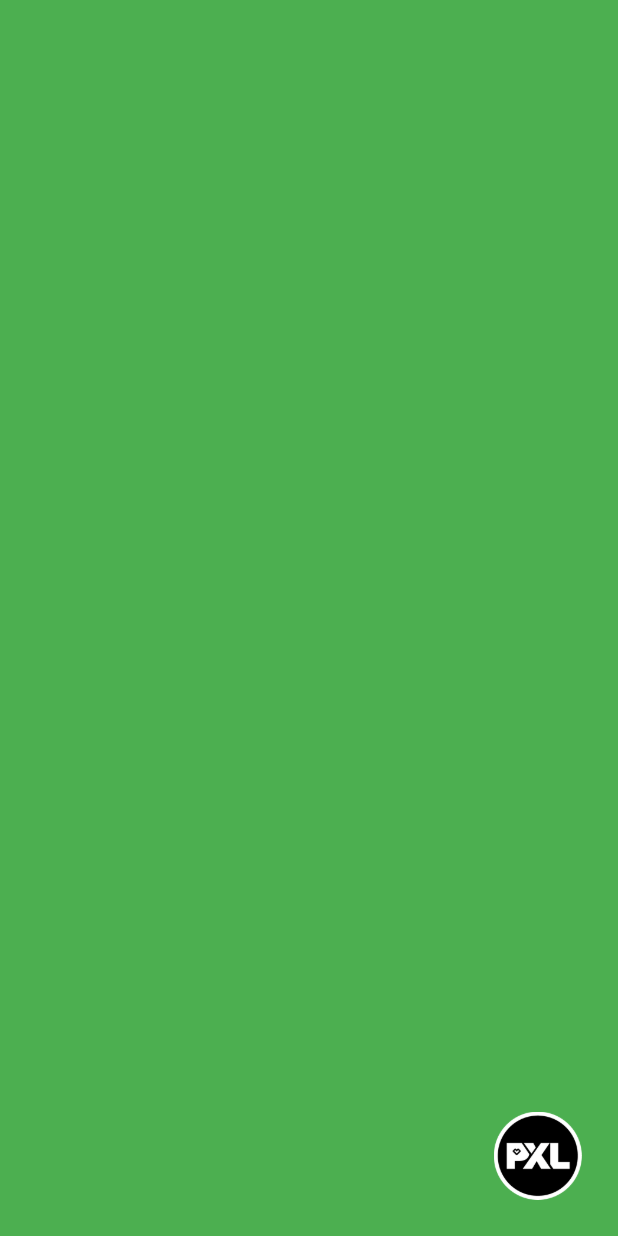
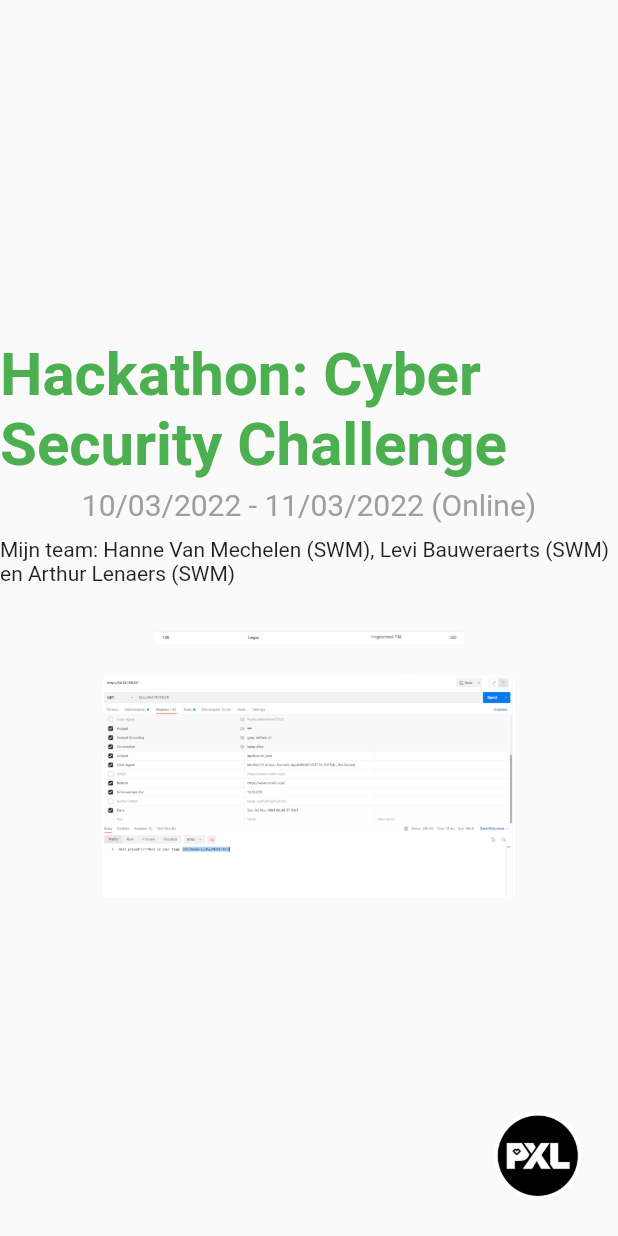
Before and after one commit to TomTruyen/I-Talent-Presentation, a Flutter app: the screen it shows after launch, swiped to page 4, on a phone screen of 412 x 824 dp. Run offline on Flutter 3.47's test engine with Material 2 defaults, Android fonts, the phone set to English and light mode, and no system bars.

Commit message:
feat: hackathon basic layout

```diff
--- a/lib/screens/hackathon.dart
+++ b/lib/screens/hackathon.dart
@@ -5,8 +5,36 @@ class Hackathon extends StatelessWidget {
 
   @override
   Widget build(BuildContext context) {
-    return Container(
-      color: Colors.green,
+    return Column(
+      mainAxisAlignment: MainAxisAlignment.center,
+      children: <Widget>[
+        const Text(
+          "Hackathon: Cyber Security Challenge",
+          style: TextStyle(
+            fontSize: 40,
+            fontWeight: FontWeight.bold,
+            color: Colors.green,
+          ),
+        ),
+        const SizedBox(height: 5),
+        const Text(
+          "10/03/2022 - 11/03/2022 (Online)",
+          style: TextStyle(color: Colors.grey, fontSize: 20),
+        ),
+        const SizedBox(height: 10),
+        const Text(
+            "Mijn team: Hanne Van Mechelen (SWM), Levi Bauweraerts (SWM) en Arthur Lenaers (SWM)"),
+        const SizedBox(height: 10),
+        Image.asset(
+          'assets/hackathon_scoreboard.png',
+          height: 50,
+          width: MediaQuery.of(context).size.width / 2,
+        ),
+        Image.asset(
+          'assets/hackathon_challenge_2.png',
+          width: MediaQuery.of(context).size.width / 1.5,
+        ),
+      ],
     );
   }
 }
```
Also changed, not shown: assets/hackathon_challenge_1.png (added), assets/hackathon_challenge_2.png (added), assets/hackathon_scoreboard.png (added).
